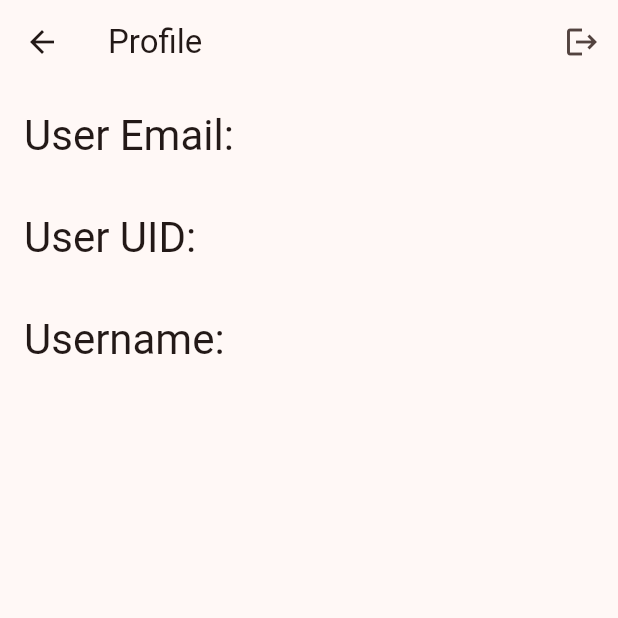
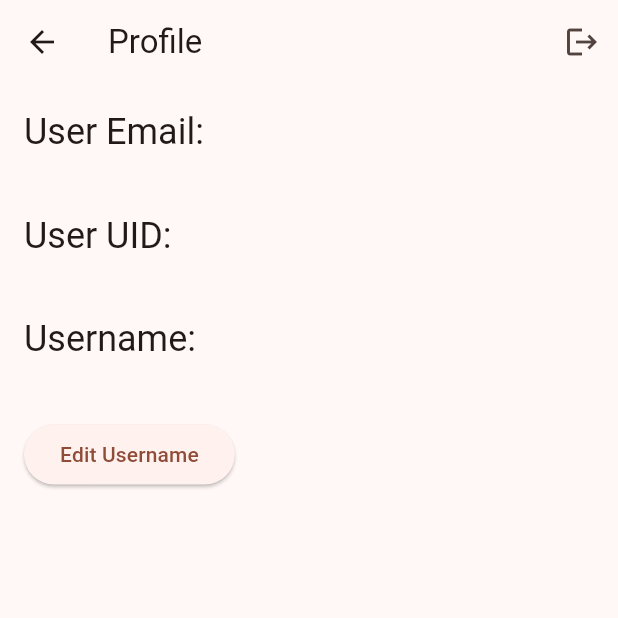
Before and after one commit to Swagnik02/docibry-Document-Library, a Flutter app: the ProfilePage screen opened directly, on a phone screen of 412 x 824 dp, the top half of it. Run offline on Flutter 3.47's test engine with Material 3 defaults, Android fonts, the light colour scheme and no system bars; our stand-ins replace bloc, cloud_firestore, device_info_plus, equatable, file_picker, firebase_auth and 5 more; missing offline and left inert: pdfx, universal_html; accounts and stored records are empty; network calls fail.

Commit message:
fixed logout

```diff
--- a/lib/constants/routes.dart
+++ b/lib/constants/routes.dart
@@ -1,4 +1,4 @@
-const loginRoute = '/login/';
+const authRoute = '/auth/';
 const registerRoute = '/register/';
 const homeRoute = '/home/';
 const addDocRoute = '/addDocument/';
--- a/lib/main.dart
+++ b/lib/main.dart
@@ -45,6 +45,7 @@ class DocibryApp extends StatelessWidget {
       ),
       home: AuthPage(),
       routes: {
+        authRoute: (context) => AuthPage(),
         homeRoute: (context) => const HomePage(),
         addDocRoute: (context) => const ManageDocumentPage(isAdd: true),
         viewDocRoute: (context) => const ManageDocumentPage(isAdd: false),
--- a/lib/ui/profile/profile_page.dart
+++ b/lib/ui/profile/profile_page.dart
@@ -1,14 +1,59 @@
+import 'package:docibry/repositories/local_db_service.dart';
 import 'package:firebase_auth/firebase_auth.dart';
 import 'package:flutter/material.dart';
-import 'package:flutter_bloc/flutter_bloc.dart';
 
-class ProfilePage extends StatelessWidget {
+class ProfilePage extends StatefulWidget {
+  @override
+  _ProfilePageState createState() => _ProfilePageState();
+}
+
+class _ProfilePageState extends State<ProfilePage> {
+  final FirebaseAuth _auth = FirebaseAuth.instance;
+  final TextEditingController _usernameController = TextEditingController();
+  bool _isEditing = false;
+
+  @override
+  void initState() {
+    super.initState();
+    // Initialize the username controller with the current user's display name
+    _usernameController.text = _auth.currentUser?.displayName ?? '';
+  }
+
+  Future<void> _updateProfile() async {
+    final User? user = _auth.currentUser;
+    if (user != null) {
+      try {
+        await user.updateProfile(displayName: _usernameController.text);
+        await user.reload(); // Reload user data
+        setState(() {
+          _isEditing = false;
+        });
+      } catch (e) {
+        // Handle update error
+        ScaffoldMessenger.of(context).showSnackBar(
+          SnackBar(content: Text('Failed to update profile: $e')),
+        );
+      }
+    }
+  }
+
+  Future<void> _logout() async {
+    try {
+      await _auth.signOut();
+      LocalDbService().logout();
+      Navigator.of(context).pushReplacementNamed('/auth/');
+    } catch (e) {
+      // Handle logout error
+      ScaffoldMessenger.of(context).showSnackBar(
+        SnackBar(content: Text('Failed to logout: $e')),
+      );
+    }
+  }
+
   @override
   Widget build(BuildContext context) {
-    // Get the current user from FirebaseAuth
-    final User? user = FirebaseAuth.instance.currentUser;
+    final User? user = _auth.currentUser;
 
-    // Check if the user is signed in
     if (user == null) {
       return Scaffold(
         appBar: AppBar(
@@ -20,16 +65,13 @@ class ProfilePage extends StatelessWidget {
       );
     }
 
-    // Display user information
     return Scaffold(
       appBar: AppBar(
         title: const Text('Profile'),
         actions: [
           IconButton(
             icon: const Icon(Icons.logout),
-            onPressed: () {
-              // context.read<AuthBloc>().add(AuthEventLogoutRequested());
-            },
+            onPressed: _logout,
           ),
         ],
       ),
@@ -40,30 +82,54 @@ class ProfilePage extends StatelessWidget {
           children: <Widget>[
             Text(
               'User Email:',
-              style: Theme.of(context).textTheme.headlineMedium,
+              style: Theme.of(context).textTheme.headlineSmall,
             ),
             Text(
               user.email ?? 'No email available',
-              style: Theme.of(context).textTheme.bodySmall,
+              style: Theme.of(context).textTheme.bodyMedium,
             ),
             const SizedBox(height: 16.0),
             Text(
               'User UID:',
-              style: Theme.of(context).textTheme.headlineMedium,
+              style: Theme.of(context).textTheme.headlineSmall,
             ),
             Text(
               user.uid,
-              style: Theme.of(context).textTheme.bodySmall,
+              style: Theme.of(context).textTheme.bodyMedium,
             ),
             const SizedBox(height: 16.0),
             Text(
               'Username:',
-              style: Theme.of(context).textTheme.headlineMedium,
+              style: Theme.of(context).textTheme.headlineSmall,
             ),
-            Text(
-              user.displayName ?? 'No username available',
-              style: Theme.of(context).textTheme.bodySmall,
-            ),
+            _isEditing
+                ? TextField(
+                    controller: _usernameController,
+                    decoration: const InputDecoration(
+                      labelText: 'Username',
+                      border: OutlineInputBorder(),
+                    ),
+                    onSubmitted: (_) => _updateProfile(),
+                  )
+                : Text(
+                    user.displayName ?? 'No username available',
+                    style: Theme.of(context).textTheme.bodyMedium,
+                  ),
+            const SizedBox(height: 16.0),
+            if (!_isEditing)
+              ElevatedButton(
+                onPressed: () {
+                  setState(() {
+                    _isEditing = true;
+                  });
+                },
+                child: const Text('Edit Username'),
+              )
+            else
+              ElevatedButton(
+                onPressed: _updateProfile,
+                child: const Text('Save Changes'),
+              ),
           ],
         ),
       ),
```
Also changed, not shown: lib/repositories/local_db_service.dart (+21 -0 lines).
